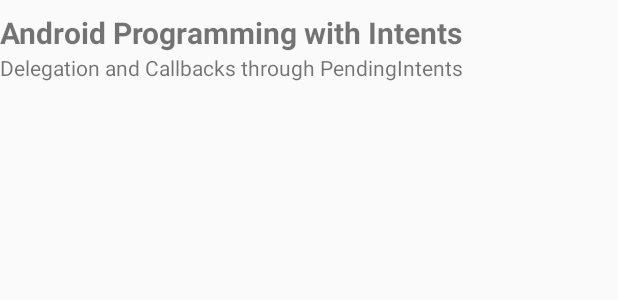
After one commit to mohsinaliayub/notekeeper-android-java, an Android app: the layout list_note.xml on its own in the app's theme, with its tools: preview values and no code run, on a phone screen of 412 x 824 dp. The commit adds this screen. Shown: the top 300 px of the screen. Run offline under Robolectric (Android 15) with nearby library versions, the phone set to English and light mode, and no system bars.

Commit message:
use custom adapter to display notes

```diff
--- a/app/src/main/res/layout/content_note_list.xml
+++ b/app/src/main/res/layout/content_note_list.xml
@@ -14,10 +14,12 @@
         android:id="@+id/list_notes"
         android:layout_width="0dp"
         android:layout_height="0dp"
-        android:layout_marginStart="8dp"
+        android:layout_marginStart="16dp"
         android:layout_marginTop="8dp"
-        android:layout_marginEnd="8dp"
+        android:layout_marginEnd="16dp"
         android:layout_marginBottom="8dp"
+        android:scrollbarAlwaysDrawVerticalTrack="false"
+        android:scrollbarSize="0dp"
         app:layout_constraintBottom_toBottomOf="parent"
         app:layout_constraintEnd_toEndOf="parent"
         app:layout_constraintHorizontal_bias="0.0"
--- /dev/null
+++ b/app/src/main/res/layout/list_note.xml
@@ -0,0 +1,32 @@
+<?xml version="1.0" encoding="utf-8"?>
+<androidx.constraintlayout.widget.ConstraintLayout xmlns:android="http://schemas.android.com/apk/res/android"
+    xmlns:app="http://schemas.android.com/apk/res-auto"
+    xmlns:tools="http://schemas.android.com/tools"
+    android:layout_width="match_parent"
+    android:layout_height="wrap_content">
+
+    <TextView
+        android:id="@+id/text_title"
+        android:layout_width="0dp"
+        android:layout_height="wrap_content"
+        android:layout_marginTop="8dp"
+        android:text="Android Programming with Intents"
+        android:textSize="20sp"
+        android:textStyle="bold"
+        app:layout_constraintEnd_toEndOf="parent"
+        app:layout_constraintStart_toStartOf="parent"
+        app:layout_constraintTop_toTopOf="parent" />
+
+    <TextView
+        android:id="@+id/text_details"
+        android:layout_width="0dp"
+        android:layout_height="wrap_content"
+        android:layout_marginBottom="8dp"
+        android:maxLines="2"
+        android:text="Delegation and Callbacks through PendingIntents"
+        android:textSize="14sp"
+        app:layout_constraintBottom_toBottomOf="parent"
+        app:layout_constraintEnd_toEndOf="@+id/text_title"
+        app:layout_constraintStart_toStartOf="@+id/text_title"
+        app:layout_constraintTop_toBottomOf="@+id/text_title" />
+</androidx.constraintlayout.widget.ConstraintLayout>
```
Also changed, not shown: app/src/main/java/com/mohsinayub/notekeeper/NoteListActivity.java (+5 -10 lines), app/src/main/java/com/mohsinayub/notekeeper/NotesListAdapter.java (added, +54 -0 lines).
